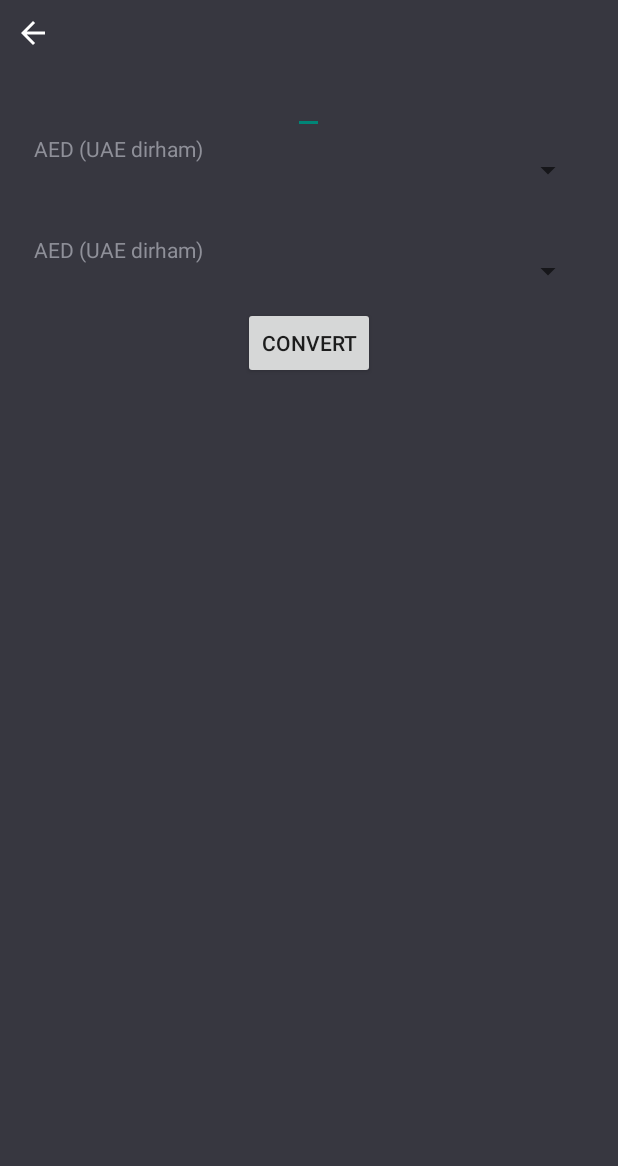
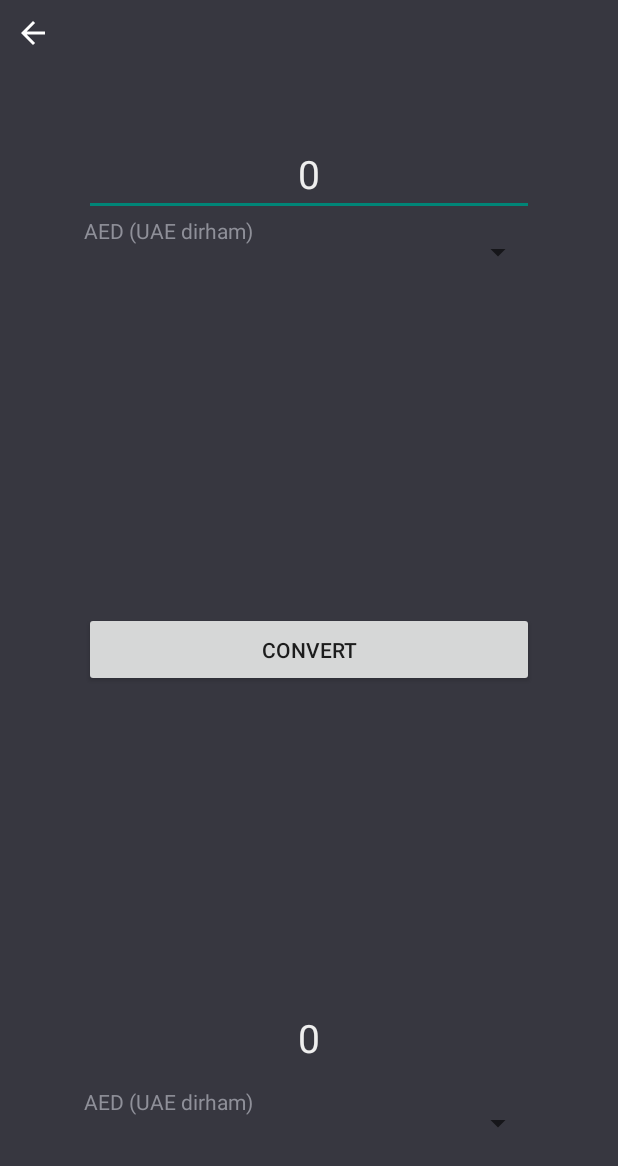
Before and after one commit to vladescualexandra/budgeting-app, an Android app: the ConverterActivity screen opened directly, with no data from a screen before it, on a phone screen of 412 x 824 dp. Shown: the top 1166 px of the screen. Run offline under Robolectric (Android 15) with nearby library versions, the phone set to English and light mode, and no system bars.

Commit message:
currency converter - closed #17

```diff
--- a/application/app/src/main/java/ro/ase/csie/degree/settings/ConverterActivity.java
+++ b/application/app/src/main/java/ro/ase/csie/degree/settings/ConverterActivity.java
@@ -69,31 +69,27 @@ public class ConverterActivity extends AppCompatActivity {
             Currency currency_to = (Currency) spn_currency_to.getSelectedItem();
 
             String url = buildURL(currency_from, currency_to);
-            getConversionFromURL(url, currency_from.getCode(), currency_to.getCode());
+            getConversionFromURL(url, amount_from, currency_from.getCode(), currency_to.getCode());
         };
     }
 
-    private void getConversionFromURL(String url, String from, String to) {
+    private void getConversionFromURL(String url, double amount_from, String from, String to) {
         Callable<String> asyncOperation = new HttpManager(url);
-        Callback<String> mainThreadOperation = getMainThreadOperation(from, to);
+        Callback<String> mainThreadOperation = getMainThreadOperation(amount_from, from, to);
         asyncTaskRunner.executeAsync(asyncOperation, mainThreadOperation);
     }
 
-    private Callback<String> getMainThreadOperation(String from, String to) {
-        return new Callback<String>() {
-            @Override
-            public void updateUI(String result) {
+    private Callback<String> getMainThreadOperation(double amount_from, String from, String to) {
+        return result -> {
             if (result != null) {
                 String json = from + "_" + to;
-                    JSONObject object = null;
                 try {
-                        object = new JSONObject(result);
-                        double amount_to = 0;
-                        amount_to = object.getDouble(json);
+                    JSONObject object = new JSONObject(result);
+                    double rate = object.getDouble(json);
+                    double amount_to = rate * amount_from;
                     tv_amount_to.setText(String.valueOf(amount_to));
                 } catch (JSONException e) {
                     e.printStackTrace();
-                    }
                 }
             }
         };
--- a/application/app/src/main/res/layout/activity_converter.xml
+++ b/application/app/src/main/res/layout/activity_converter.xml
@@ -1,5 +1,5 @@
 <?xml version="1.0" encoding="utf-8"?>
-<LinearLayout xmlns:android="http://schemas.android.com/apk/res/android"
+<androidx.constraintlayout.widget.ConstraintLayout xmlns:android="http://schemas.android.com/apk/res/android"
     xmlns:app="http://schemas.android.com/apk/res-auto"
     xmlns:tools="http://schemas.android.com/tools"
     android:layout_width="match_parent"
@@ -14,38 +14,73 @@
         android:background="@color/rally_grey"
         android:contentDescription="@string/settings_back"
         android:padding="10sp"
-        android:src="@drawable/abc_vector_test" />
+        android:src="@drawable/abc_vector_test"
+        app:layout_constraintStart_toStartOf="parent"
+        app:layout_constraintTop_toTopOf="parent" />
 
 
     <EditText
         android:id="@+id/converter_amount_from"
-        android:layout_width="wrap_content"
-        android:layout_height="wrap_content"
+        android:layout_width="300sp"
+        android:layout_height="50sp"
+        android:layout_gravity="center"
+        android:hint="0"
         android:inputType="numberDecimal"
-        android:layout_gravity="center" />
+        android:textAlignment="center"
+        android:textColor="@color/rally_white"
+        android:textColorHint="@color/rally_white"
+        android:textSize="26sp"
+        android:layout_marginTop="50sp"
+        app:layout_constraintEnd_toEndOf="parent"
+        app:layout_constraintStart_toStartOf="parent"
+        app:layout_constraintTop_toBottomOf="@+id/converter_back" />
 
     <Spinner
         android:id="@+id/converter_currency_from"
-        android:layout_width="wrap_content"
-        android:layout_height="wrap_content"
-        android:layout_gravity="center" />
+        android:layout_width="300sp"
+        android:layout_height="48dp"
+        android:layout_gravity="center"
+        app:layout_constraintEnd_toEndOf="parent"
+        app:layout_constraintStart_toStartOf="parent"
+        app:layout_constraintTop_toBottomOf="@+id/converter_amount_from" />
+
+
+    <Button
+        android:id="@+id/converter_convert"
+        android:layout_width="300sp"
+        android:layout_height="50sp"
+        android:layout_gravity="center"
+        android:text="@string/converter_convert"
+        app:layout_constraintBottom_toTopOf="@+id/converter_amount_to"
+        app:layout_constraintEnd_toEndOf="parent"
+        app:layout_constraintStart_toStartOf="parent"
+        app:layout_constraintTop_toBottomOf="@+id/converter_currency_from" />
 
     <TextView
         android:id="@+id/converter_amount_to"
-        android:layout_width="wrap_content"
-        android:layout_height="wrap_content"
-        android:layout_gravity="center" />
+        android:layout_width="300sp"
+        android:layout_height="50sp"
+        android:layout_gravity="center"
+        android:text="0"
+        android:textAlignment="center"
+        android:textColor="@color/rally_white"
+        android:textSize="26sp"
+        app:layout_constraintBottom_toTopOf="@+id/converter_currency_to"
+        app:layout_constraintEnd_toEndOf="parent"
+        app:layout_constraintStart_toStartOf="parent" />
 
     <Spinner
         android:id="@+id/converter_currency_to"
-        android:layout_width="wrap_content"
-        android:layout_height="wrap_content"
-        android:layout_gravity="center" />
+        android:layout_width="300sp"
+        android:layout_height="50sp"
+        android:layout_gravity="center"
+        app:layout_constraintBottom_toBottomOf="parent"
+        app:layout_constraintEnd_toEndOf="parent"
+        app:layout_constraintStart_toStartOf="parent"
+        android:layout_marginBottom="50sp"
+        />
 
-    <Button
-        android:id="@+id/converter_convert"
-        android:layout_width="wrap_content"
-        android:layout_height="wrap_content"
-        android:layout_gravity="center"
-        android:text="@string/converter_convert"/>
-</LinearLayout>
+
+
+
+</androidx.constraintlayout.widget.ConstraintLayout>
```
Lines whose indentation alone changed are shown as unchanged.
